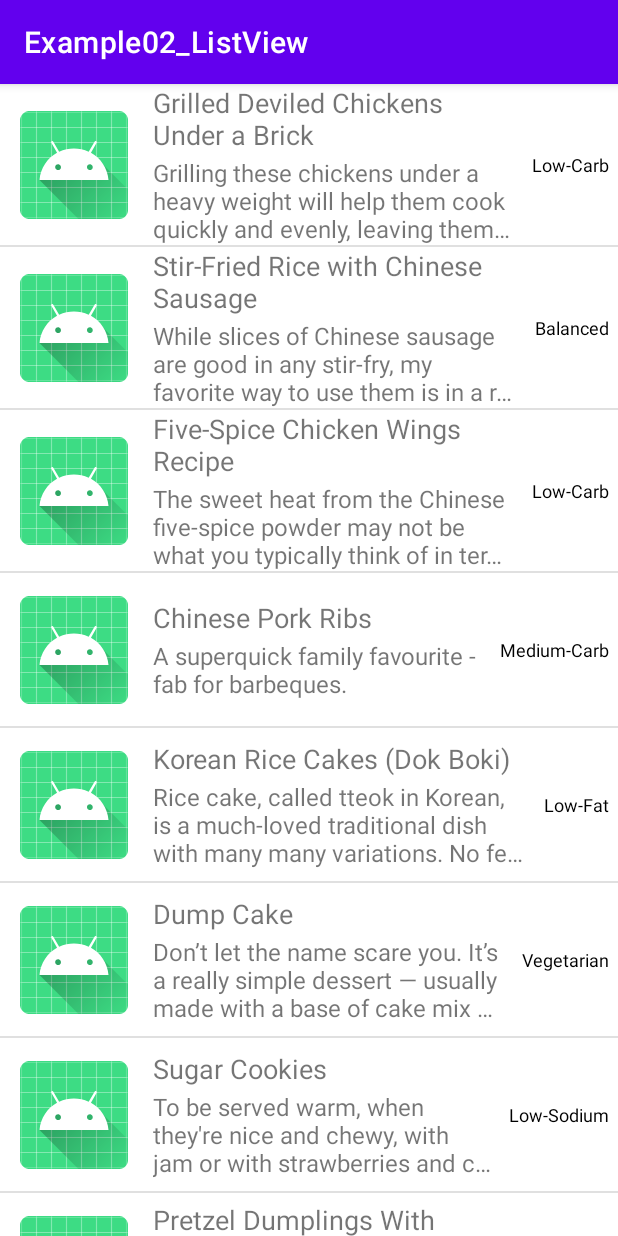
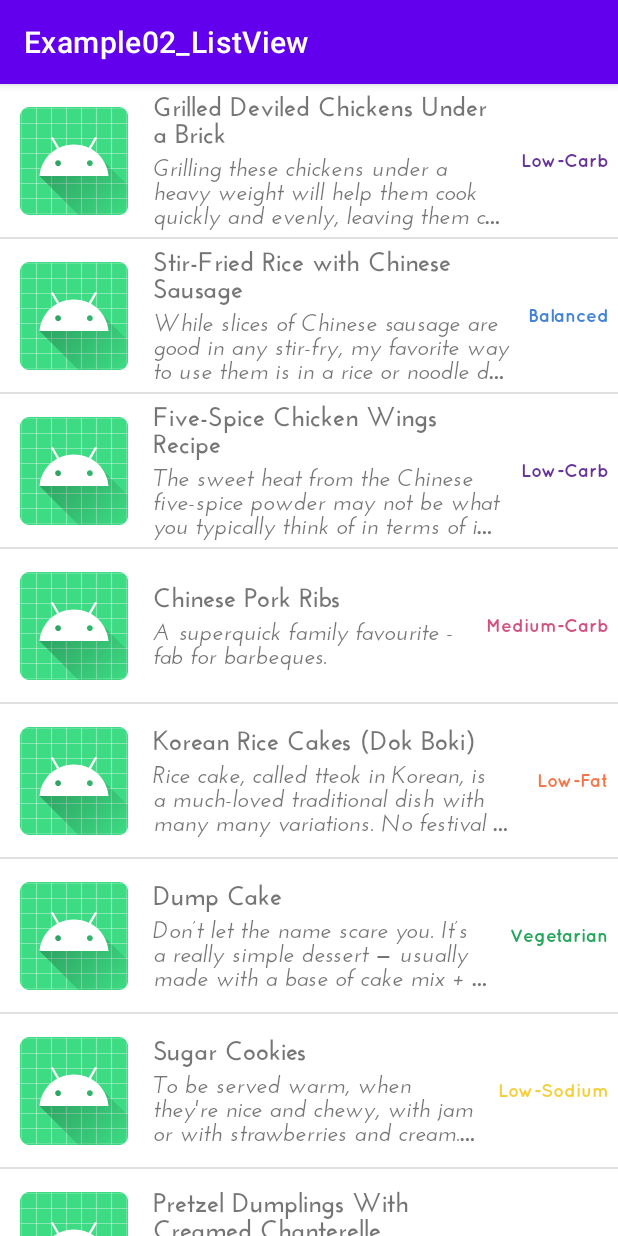
Before and after one commit to Nenartovich/Multithreading-and-networking-in-Android, an Android app: the screen it shows after launch (MainActivity), on a phone screen of 412 x 824 dp. Run offline under Robolectric (Android 15) with nearby library versions, the phone set to English and light mode, and no system bars; our stand-ins replace Picasso.

Commit message:
Added styling

```diff
--- a/Week2/Examples/Example02_ListView/app/src/main/assets/recipes.json
+++ b/Week2/Examples/Example02_ListView/app/src/main/assets/recipes.json
@@ -2,7 +2,7 @@
   "recipes": [
     {
       "title": "Grilled Deviled Chickens Under a Brick",
-      "image" : "http://www.edamam.com/web-img/5f5/5f51c89f832d50da84e3c05bef3f66f9.jpg",
+      "image" : "https://hips.hearstapps.com/del.h-cdn.co/assets/cm/15/10/54f64ad626339_-_grilled-deviled-chickens-under-brick-mslo0510-xl.jpg",
       "url": "http://www.delish.com/cooking/recipe-ideas/recipes/a11249/grilled-deviled-chickens-under-brick-mslo0510-recipe/",
       "description": "Grilling these chickens under a heavy weight will help them cook quickly and evenly, leaving them crisp and juicy.",
       "servings": 4,
--- a/Week2/Examples/Example02_ListView/app/src/main/java/com/nenartovich/example02_listview/RecipeAdapter.kt
+++ b/Week2/Examples/Example02_ListView/app/src/main/java/com/nenartovich/example02_listview/RecipeAdapter.kt
@@ -7,12 +7,26 @@ import android.view.ViewGroup
 import android.widget.BaseAdapter
 import android.widget.ImageView
 import android.widget.TextView
+import androidx.core.content.ContextCompat
+import androidx.core.content.res.ResourcesCompat
 import com.squareup.picasso.Picasso
 
 class RecipeAdapter(private val context: Context,
                     private val dataSource: ArrayList<Recipe>) : BaseAdapter() {
 
     private val inflater = context.getSystemService(Context.LAYOUT_INFLATER_SERVICE) as LayoutInflater
+
+    companion object {
+        private val LABEL_COLORS = hashMapOf(
+            "Low-Carb" to R.color.colorLowCarb,
+            "Low-Fat" to R.color.colorLowFat,
+            "Low-Sodium" to R.color.colorLowSodium,
+            "Medium-Carb" to R.color.colorMediumCarb,
+            "Vegetarian" to R.color.colorVegetarian,
+            "Balanced" to R.color.colorBalanced
+        )
+    }
+
 
     override fun getCount(): Int = dataSource.size
 
@@ -36,6 +50,18 @@ class RecipeAdapter(private val context: Context,
 
         Picasso.with(context).load(recipe.imageUrl).placeholder(R.mipmap.ic_launcher).into(thumbnailImageView)
 
+        val titleTypeFace = ResourcesCompat.getFont(context, R.font.josefinsans_bold)
+        titleTextView.typeface = titleTypeFace
+
+        val subtitleTypeFace = ResourcesCompat.getFont(context, R.font.josefinsans_semibolditalic)
+        subtitleTextView.typeface = subtitleTypeFace
+
+        val detailTypeFace = ResourcesCompat.getFont(context, R.font.quicksand_bold)
+        detailTextView.typeface = detailTypeFace
+
+        detailTextView.setTextColor(
+            ContextCompat.getColor(context, LABEL_COLORS[recipe.label] ?: R.color.colorPrimary))
+
         return rowView
     }
 }
--- a/Week2/Examples/Example02_ListView/app/src/main/res/values/colors.xml
+++ b/Week2/Examples/Example02_ListView/app/src/main/res/values/colors.xml
@@ -7,4 +7,13 @@
     <color name="teal_700">#FF018786</color>
     <color name="black">#FF000000</color>
     <color name="white">#FFFFFFFF</color>
+    <color name="colorPrimary">#3F51B5</color>
+    <color name="colorPrimaryDark">#303F9F</color>
+    <color name="colorAccent">#FF4081</color>
+    <color name="colorLowCarb">#663399</color>
+    <color name="colorBalanced">#4183D7</color>
+    <color name="colorMediumCarb">#D2527F</color>
+    <color name="colorLowSodium">#F4D03F</color>
+    <color name="colorLowFat">#F2784B</color>
+    <color name="colorVegetarian">#26A65B</color>
 </resources>
```
Also changed, not shown: Week2/Examples/Example02_ListView/app/src/main/res/font/josefinsans_bold.ttf (added), Week2/Examples/Example02_ListView/app/src/main/res/font/josefinsans_semibolditalic.ttf (added), Week2/Examples/Example02_ListView/app/src/main/res/font/quicksand_bold.otf (added).
